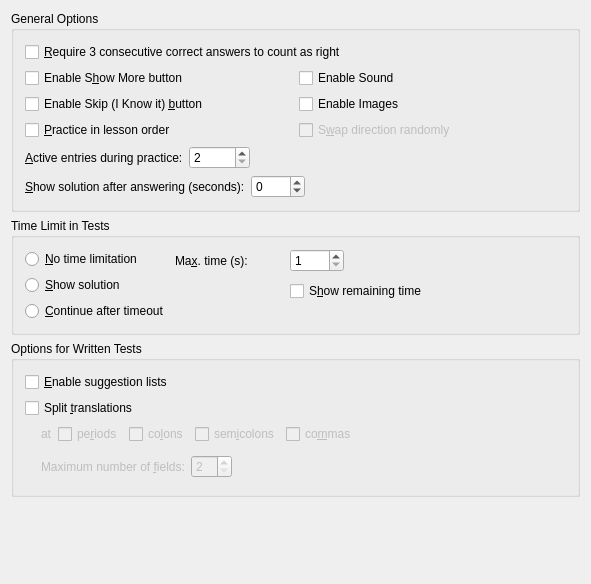
Qt form src/configure-practice/advancedpracticeoptions.ui (KDE/parley) before a commit.
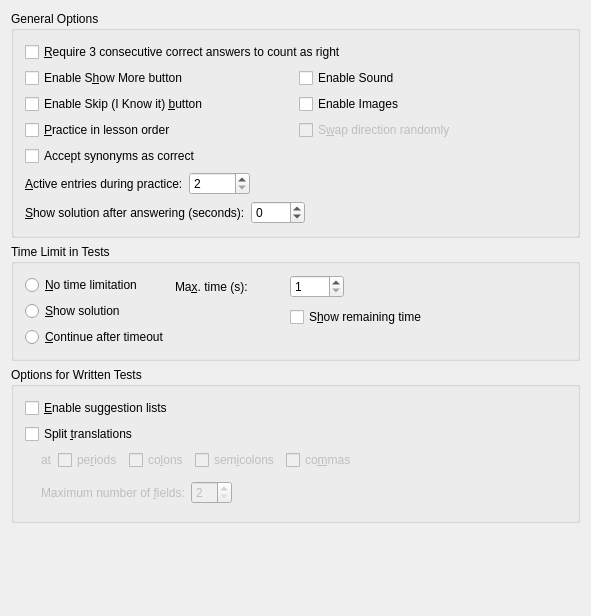
The same form after that commit. Custom widgets are drawn as their Qt base class.

Commit message: Activate the AnswerValidator class. Only use Levenshtein Distance so far without even evaluating it. Accept synonym as correct (setting kcfg) somewhat. Needs better feedback after validation. Should probably show the other solution next to the synonym.

The edit to the form file:
```diff
--- a/src/configure-practice/advancedpracticeoptions.ui
+++ b/src/configure-practice/advancedpracticeoptions.ui
@@ -6,7 +6,7 @@
     <x>0</x>
     <y>0</y>
     <width>587</width>
-    <height>584</height>
+    <height>616</height>
    </rect>
   </property>
   <layout class="QVBoxLayout" >
@@ -97,6 +97,13 @@
           </property>
          </widget>
         </item>
+        <item row="3" column="0" >
+         <widget class="QCheckBox" name="kcfg_CountSynonymsAsCorrect" >
+          <property name="text" >
+           <string>Accept synonyms as correct</string>
+          </property>
+         </widget>
+        </item>
        </layout>
       </item>
       <item>
```
The commit also changes 6 other files.
